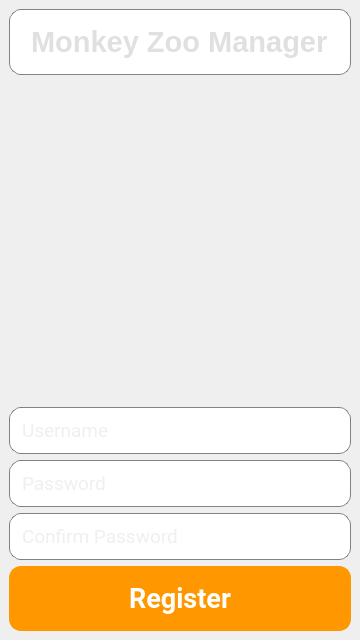
Above: MonkeyZooManager/qt/register.ui from woobe-studio/MonkeyZooManager before the change. Below: the same form after it.
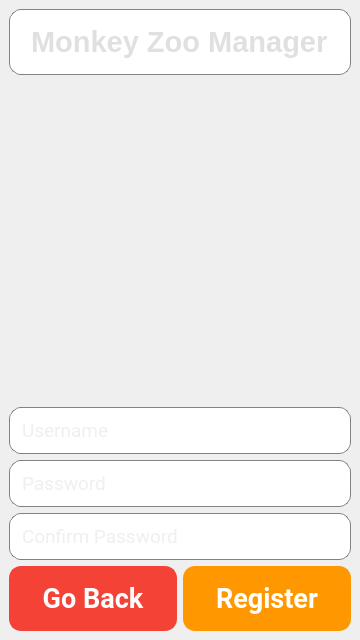
That is the form after the change. Icons and pictures are not drawn.

Commit message: preparing for register implementation

Patch:
```diff
--- a/MonkeyZooManager/qt/register.ui
+++ b/MonkeyZooManager/qt/register.ui
@@ -165,6 +165,47 @@
      </widget>
     </item>
     <item>
+     <layout class="QHBoxLayout" name="buttonLayout">
+      <item>
+       <widget class="QPushButton" name="pushButtonGoBack">
+        <property name="font">
+         <font>
+          <family>Roboto</family>
+          <pointsize>20</pointsize>
+          <bold>true</bold>
+         </font>
+        </property>
+        <property name="styleSheet">
+         <string notr="true">QPushButton {
+background-color: #F44336;  /* Light Red */
+color: #ffffff;
+border-radius: 12px;
+border: 2px solid #F44336;
+padding: 14px;
+font-weight: bold;
+box-shadow: 0 4px 8px rgba(0, 0, 0, 0.2), 0 0 5px rgba(255, 255, 255, 0.2); /* Shadow with border glow */
+transition: background-color 0.3s, transform 0.3s, box-shadow 0.3s;
+}
+
+QPushButton:hover {
+background-color: #E53935;  /* Darker light red on hover */
+transform: scale(1.05);
+box-shadow: 0 6px 12px rgba(0, 0, 0, 0.3), 0 0 7px rgba(255, 255, 255, 0.3); /* Enhanced shadow and glow on hover */
+}
+
+QPushButton:pressed {
+background-color: #C62828;  /* Even darker light red on press */
+transform: scale(0.95);
+box-shadow: 0 2px 4px rgba(0, 0, 0, 0.2), 0 0 3px rgba(255, 255, 255, 0.2); /* Reduced shadow on press */
+}
+</string>
+        </property>
+        <property name="text">
+         <string>Go Back</string>
+        </property>
+       </widget>
+      </item>
+      <item>
      <widget class="QPushButton" name="pushButtonRegister">
       <property name="font">
        <font>
@@ -202,6 +243,8 @@
        <string>Register</string>
       </property>
      </widget>
+      </item>
+     </layout>
     </item>
    </layout>
   </widget>
```
Left out of the diff: 9 changed lines with no effect on the pictures. Lines whose indentation alone changed are shown as unchanged. The commit also changes 7 other files.
